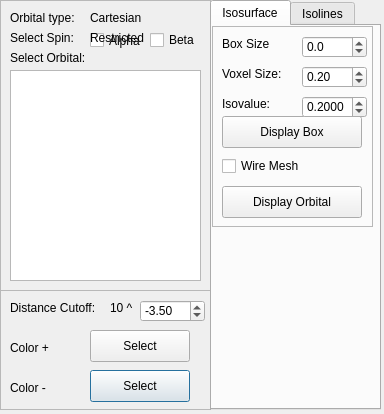
Before: the Qt Designer form src/molara/gui/mos_dialog.ui in Molara-Lab/Molara, drawn with Qt 5.
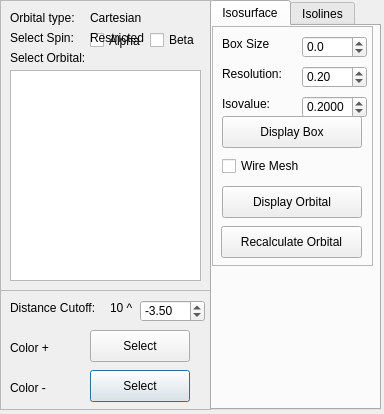
After: the same form once the commit is applied.

Patch:
```diff
--- a/src/molara/gui/mos_dialog.ui
+++ b/src/molara/gui/mos_dialog.ui
@@ -277,7 +277,7 @@
        <x>0</x>
        <y>0</y>
        <width>161</width>
-       <height>201</height>
+       <height>240</height>
       </rect>
      </property>
      <property name="frameShape">
@@ -417,7 +417,7 @@
        </rect>
       </property>
       <property name="text">
-       <string>Voxel Size:</string>
+       <string>Resolution:</string>
       </property>
      </widget>
      <widget class="QDoubleSpinBox" name="voxelSizeSpinBox">
@@ -445,6 +445,19 @@
        <double>0.200000000000000</double>
       </property>
      </widget>
+     <widget class="QPushButton" name="recalculateOrbitalButton">
+      <property name="geometry">
+       <rect>
+        <x>9</x>
+        <y>200</y>
+        <width>141</width>
+        <height>32</height>
+       </rect>
+      </property>
+      <property name="text">
+       <string>Recalculate Orbital</string>
+      </property>
+     </widget>
     </widget>
    </widget>
    <widget class="QWidget" name="isolineTab">
```
Left out of the diff: 14 changed lines with no effect on the pictures.
